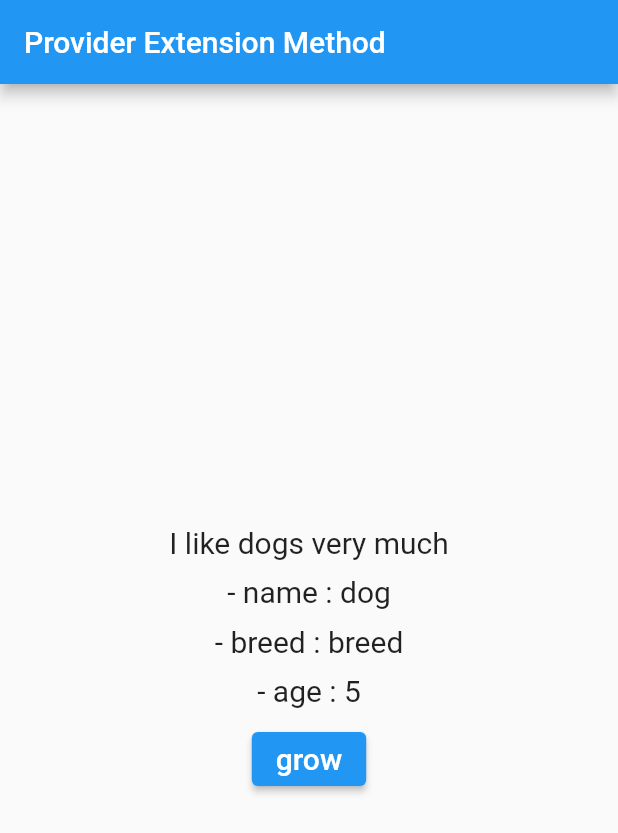
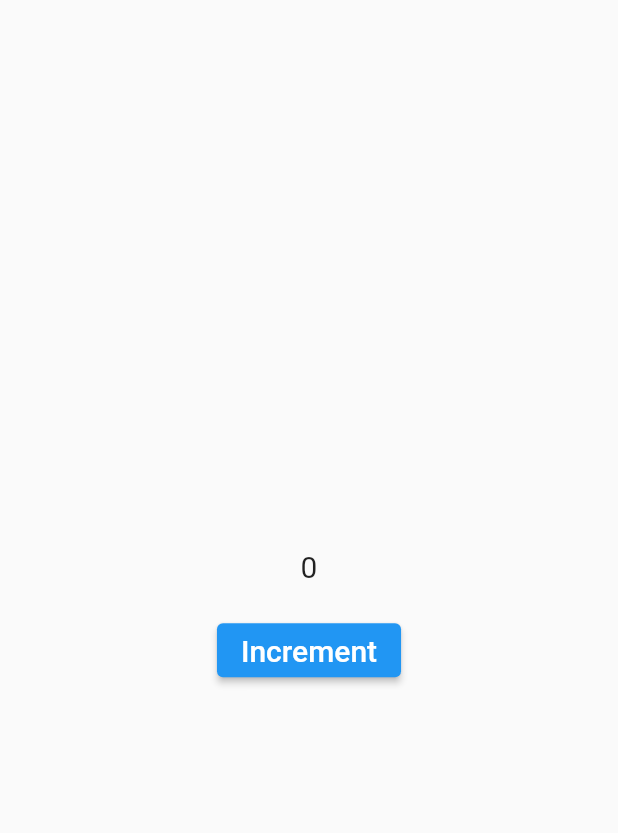
Before and after one commit to qwq140/flutter_provider_ex, a Flutter app: the screen it shows after launch, on a phone screen of 412 x 824 dp. Shown: the top 833 px of the screen. Run offline on Flutter 3.47's test engine with Material 2 defaults, Android fonts, the phone set to English and light mode, and no system bars.

Commit message:
ProviderNotFoundException 해결방법 더 알아보기(Widget 분리, Builder 사용)

```diff
--- a/lib/main.dart
+++ b/lib/main.dart
@@ -1,6 +1,6 @@
 import 'package:flutter/material.dart';
+import 'package:flutter_provider_ex/more_provider_not_found_exception/home_page.dart';
 import 'package:flutter_provider_ex/selector/model/dog.dart';
-import 'package:flutter_provider_ex/selector/view/home_page.dart';
 
 
 import 'package:provider/provider.dart';
--- /dev/null
+++ b/lib/more_provider_not_found_exception/counter.dart
@@ -0,0 +1,10 @@
+import 'package:flutter/material.dart';
+
+class Counter with ChangeNotifier {
+  int counter = 0;
+
+  void increment(){
+    counter++;
+    notifyListeners();
+  }
+}
--- /dev/null
+++ b/lib/more_provider_not_found_exception/home_page.dart
@@ -0,0 +1,68 @@
+import 'package:flutter/material.dart';
+import 'package:flutter_provider_ex/more_provider_not_found_exception/counter.dart';
+import 'package:provider/provider.dart';
+
+class HomePage extends StatelessWidget {
+  const HomePage({Key? key}) : super(key: key);
+
+  @override
+  Widget build(BuildContext context) {
+    return Scaffold(
+      body: Center(
+        child: ChangeNotifierProvider<Counter>(
+          create: (context) => Counter(),
+          child: Builder(
+            builder: (context) => Column(
+              mainAxisAlignment: MainAxisAlignment.center,
+              children: [
+                Text('${context.watch<Counter>().counter}',
+                    style: TextStyle(fontSize: 20)),
+                const SizedBox(
+                  height: 20,
+                ),
+                ElevatedButton(
+                  onPressed: () {
+                    context.read<Counter>().increment();
+                  },
+                  child: Text(
+                    'Increment',
+                    style: TextStyle(fontSize: 20),
+                  ),
+                ),
+              ],
+            ),
+          ),
+        ),
+      ),
+    );
+  }
+}
+
+class ChildWidget extends StatelessWidget {
+  const ChildWidget({
+    Key? key,
+  }) : super(key: key);
+
+  @override
+  Widget build(BuildContext context) {
+    return Column(
+      mainAxisAlignment: MainAxisAlignment.center,
+      children: [
+        Text('${context.watch<Counter>().counter}',
+            style: TextStyle(fontSize: 20)),
+        const SizedBox(
+          height: 20,
+        ),
+        ElevatedButton(
+          onPressed: () {
+            context.read<Counter>().increment();
+          },
+          child: Text(
+            'Increment',
+            style: TextStyle(fontSize: 20),
+          ),
+        ),
+      ],
+    );
+  }
+}
```
